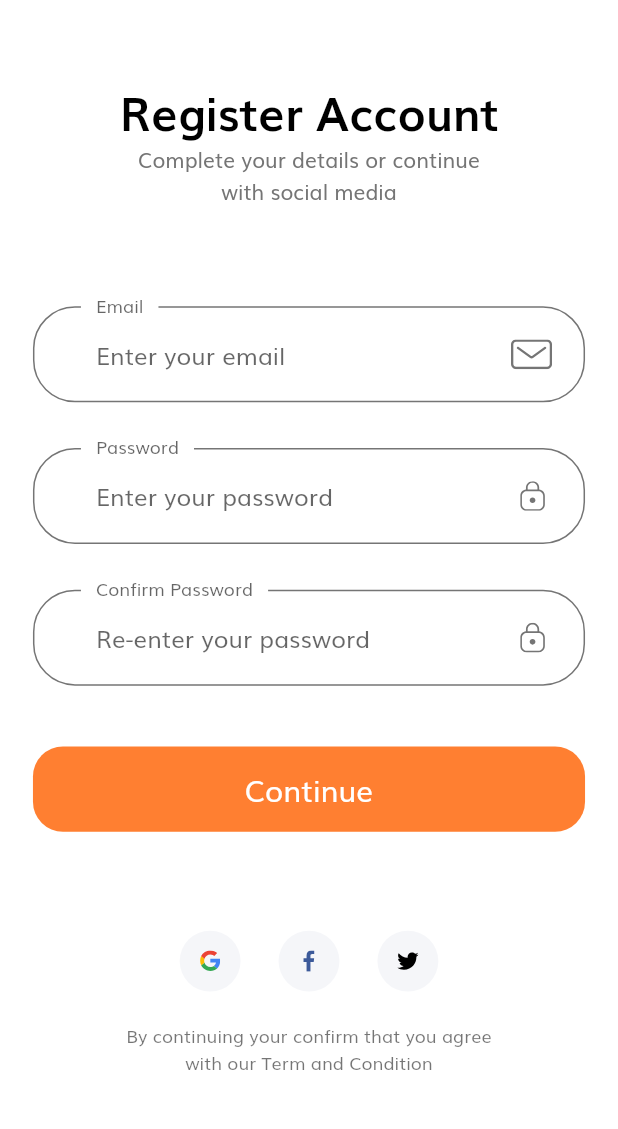
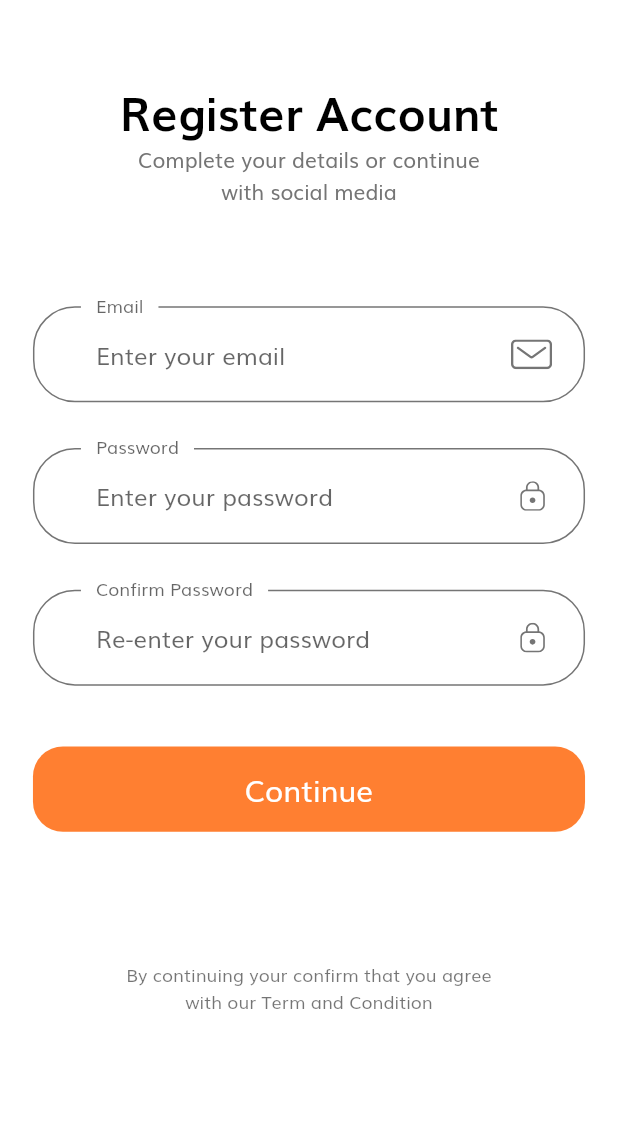
Before and after one commit to senihberkay/SOLEMATE-CS308-eCommerce-Project, a Flutter app: the SignInScreen screen opened by its route, after a tap on "Continue", after a tap on "Sign Up", on a phone screen of 412 x 824 dp, the part 58-1187 px from its top. Run offline on Flutter 3.47's test engine with Material 2 defaults, Android fonts, the phone set to English and light mode, and no system bars; our stand-ins replace flutter_svg.

Commit message:
social media icons were deleted

```diff
--- a/lib/Screens/sign_in/components/body.dart
+++ b/lib/Screens/sign_in/components/body.dart
@@ -32,23 +32,23 @@ class Body extends StatelessWidget {
                 SizedBox(height: SizeConfig.screenHeight * 0.08),
                 SignForm(),
                 SizedBox(height: SizeConfig.screenHeight * 0.08),
-                Row(
-                  mainAxisAlignment: MainAxisAlignment.center,
-                  children: [
-                    SocalCard(
-                      icon: "assets/icons/google-icon.svg",
-                      press: () {},
-                    ),
-                    SocalCard(
-                      icon: "assets/icons/facebook-2.svg",
-                      press: () {},
-                    ),
-                    SocalCard(
-                      icon: "assets/icons/twitter.svg",
-                      press: () {},
-                    ),
-                  ],
-                ),
+                // Row(
+                //   mainAxisAlignment: MainAxisAlignment.center,
+                //   children: [
+                //     SocalCard(
+                //       icon: "assets/icons/google-icon.svg",
+                //       press: () {},
+                //     ),
+                //     SocalCard(
+                //       icon: "assets/icons/facebook-2.svg",
+                //       press: () {},
+                //     ),
+                //     SocalCard(
+                //       icon: "assets/icons/twitter.svg",
+                //       press: () {},
+                //     ),
+                //   ],
+                // ),
                 SizedBox(height: getProportionateScreenHeight(20)),
                 NoAccountText(),
               ],
--- a/lib/Screens/sign_up/components/body.dart
+++ b/lib/Screens/sign_up/components/body.dart
@@ -26,23 +26,23 @@ class Body extends StatelessWidget {
                 SizedBox(height: SizeConfig.screenHeight * 0.08),
                 SignUpForm(),
                 SizedBox(height: SizeConfig.screenHeight * 0.08),
-                Row(
-                  mainAxisAlignment: MainAxisAlignment.center,
-                  children: [
-                    SocalCard(
-                      icon: "assets/icons/google-icon.svg",
-                      press: () {},
-                    ),
-                    SocalCard(
-                      icon: "assets/icons/facebook-2.svg",
-                      press: () {},
-                    ),
-                    SocalCard(
-                      icon: "assets/icons/twitter.svg",
-                      press: () {},
-                    ),
-                  ],
-                ),
+                // Row(
+                //   mainAxisAlignment: MainAxisAlignment.center,
+                //   children: [
+                //     SocalCard(
+                //       icon: "assets/icons/google-icon.svg",
+                //       press: () {},
+                //     ),
+                //     SocalCard(
+                //       icon: "assets/icons/facebook-2.svg",
+                //       press: () {},
+                //     ),
+                //     SocalCard(
+                //       icon: "assets/icons/twitter.svg",
+                //       press: () {},
+                //     ),
+                //   ],
+                // ),
                 SizedBox(height: getProportionateScreenHeight(20)),
                 Text(
                   'By continuing your confirm that you agree \nwith our Term and Condition',
```
